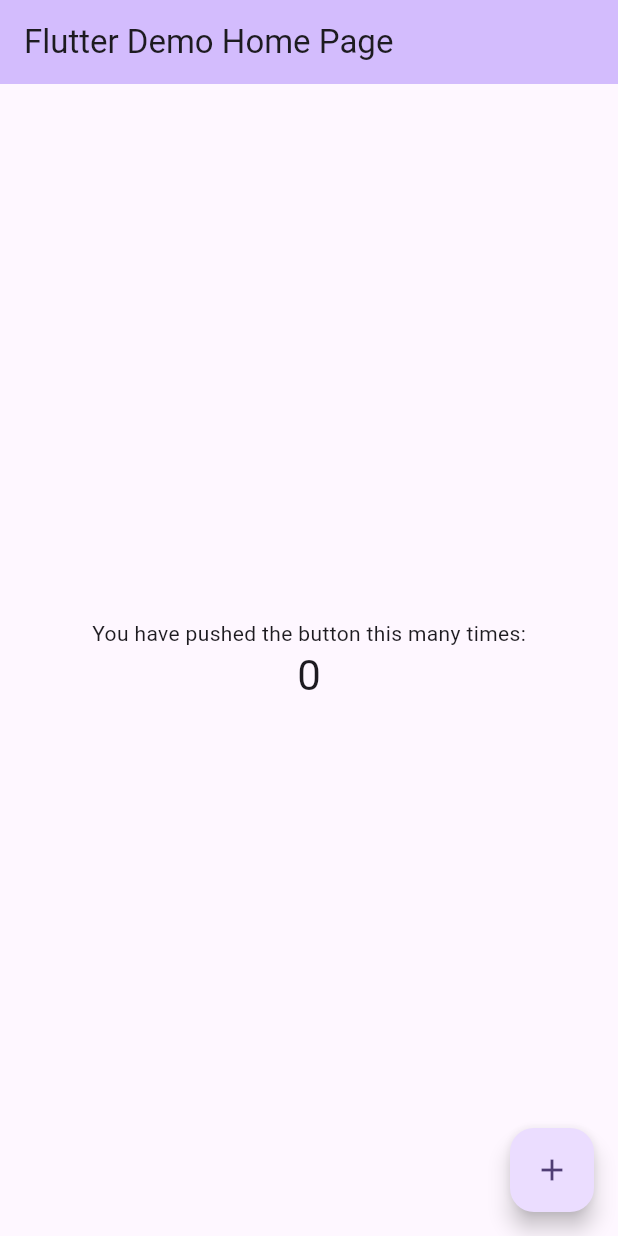
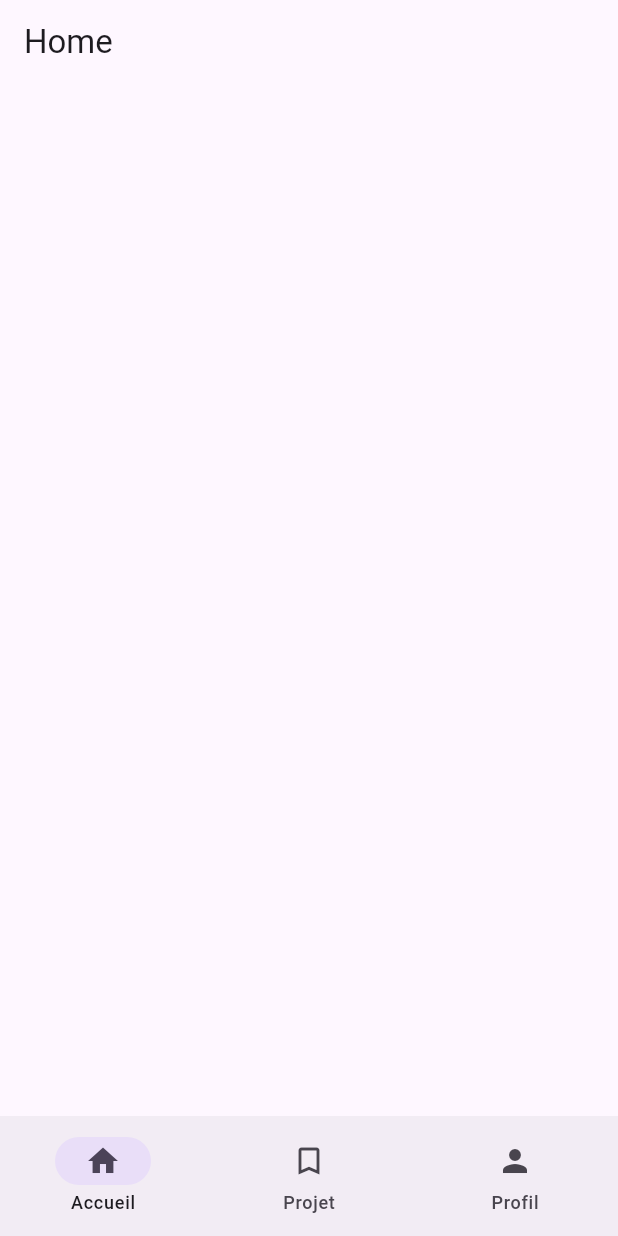
Before and after one commit to Ahoefa12/Todo_app, a Flutter app: the screen it shows after launch, on a phone screen of 412 x 824 dp. Run offline on Flutter 3.47's test engine with Material 3 defaults, Android fonts, the phone set to English and light mode, and no system bars.

Commit message:
Realisation de bottom navigation

```diff
--- /dev/null
+++ b/lib/home/acceuil.dart
@@ -0,0 +1,19 @@
+import 'package:flutter/material.dart';
+
+class AccueilScreen extends StatefulWidget {
+  const AccueilScreen({super.key});
+
+  @override
+  State<AccueilScreen> createState() => _AccueilScreenState();
+}
+
+class _AccueilScreenState extends State<AccueilScreen> {
+  @override
+  Widget build(BuildContext context) {
+    return Scaffold(
+       appBar: AppBar(
+        title: Text("Home"),
+      ),
+    );
+  }
+}
--- a/lib/home/home.dart
+++ b/lib/home/home.dart
@@ -1,4 +1,7 @@
 import 'package:flutter/material.dart';
+import 'package:todo_app/home/acceuil.dart';
+import 'package:todo_app/home/profil.dart';
+import 'package:todo_app/home/project.dart';
 
 class HomeScreen extends StatefulWidget {
   const HomeScreen({super.key});
@@ -8,15 +11,32 @@ class HomeScreen extends StatefulWidget {
 }
 
 class _HomeScreenState extends State<HomeScreen> {
+  final homePages = [
+    AccueilScreen(),
+    ProjectScreen(),
+    ProfilScreen(),
+  ];
+
+  int currentIndex = 0;
   @override
   Widget build(BuildContext context) {
     return Scaffold(
-      appBar: AppBar(
-        title: Text("Home"),
-      ),
-      body: Column(
-        children: [],
-      ),
+      body: homePages[currentIndex],
+      bottomNavigationBar: NavigationBar(
+        selectedIndex: currentIndex,
+        onDestinationSelected: (int value){
+          setState(() {
+            currentIndex = value;
+          });
+        },
+        destinations: [
+          NavigationDestination(icon: Icon(Icons.home), label: "Accueil"),
+          NavigationDestination(icon: Icon(Icons.bookmark_border), label: "Projet"),
+          NavigationDestination(icon: Icon(Icons.person), label: "Profil"),
+          ]
+        ),
+
+
     );
   }
 }
--- a/lib/main.dart
+++ b/lib/main.dart
@@ -1,4 +1,5 @@
 import 'package:flutter/material.dart';
+import 'package:todo_app/home/home.dart';
 
 void main() {
   runApp(const MyApp());
@@ -7,30 +8,17 @@
 class MyApp extends StatelessWidget {
   const MyApp({super.key});
 
-  // This widget is the root of your application.
+
   @override
   Widget build(BuildContext context) {
     return MaterialApp(
       title: 'Flutter Demo',
       theme: ThemeData(
-        // This is the theme of your application.
-        //
-        // TRY THIS: Try running your application with "flutter run". You'll see
-        // the application has a purple toolbar. Then, without quitting the app,
-        // try changing the seedColor in the colorScheme below to Colors.green
-        // and then invoke "hot reload" (save your changes or press the "hot
-        // reload" button in a Flutter-supported IDE, or press "r" if you used
-        // the command line to start the app).
-        //
-        // Notice that the counter didn't reset back to zero; the application
-        // state is not lost during the reload. To reset the state, use hot
-        // restart instead.
-        //
-        // This works for code too, not just values: Most code changes can be
-        // tested with just a hot reload.
+
         colorScheme: ColorScheme.fromSeed(seedColor: Colors.deepPurple),
       ),
-      home: const MyHomePage(title: 'Flutter Demo Home Page'),
+      home: HomeScreen(),
+      debugShowCheckedModeBanner: false,
     );
   }
 }
@@ -38,14 +26,6 @@
 class MyHomePage extends StatefulWidget {
   const MyHomePage({super.key, required this.title});
 
-  // This widget is the home page of your application. It is stateful, meaning
-  // that it has a State object (defined below) that contains fields that affect
-  // how it looks.
-
-  // This class is the configuration for the state. It holds the values (in this
-  // case the title) provided by the parent (in this case the App widget) and
-  // used by the build method of the State. Fields in a Widget subclass are
-  // always marked "final".
 
   final String title;
 
@@ -58,50 +38,25 @@
 
   void _incrementCounter() {
     setState(() {
-      // This call to setState tells the Flutter framework that something has
-      // changed in this State, which causes it to rerun the build method below
-      // so that the display can reflect the updated values. If we changed
-      // _counter without calling setState(), then the build method would not be
-      // called again, and so nothing would appear to happen.
+
       _counter++;
     });
   }
 
   @override
   Widget build(BuildContext context) {
-    // This method is rerun every time setState is called, for instance as done
-    // by the _incrementCounter method above.
-    //
-    // The Flutter framework has been optimized to make rerunning build methods
-    // fast, so that you can just rebuild anything that needs updating rather
-    // than having to individually change instances of widgets.
+
     return Scaffold(
       appBar: AppBar(
-        // TRY THIS: Try changing the color here to a specific color (to
-        // Colors.amber, perhaps?) and trigger a hot reload to see the AppBar
-        // change color while the other colors stay the same.
+
         backgroundColor: Theme.of(context).colorScheme.inversePrimary,
-        // Here we take the value from the MyHomePage object that was created by
-        // the App.build method, and use it to set our appbar title.
+
         title: Text(widget.title),
       ),
       body: Center(
-        // Center is a layout widget. It takes a single child and positions it
-        // in the middle of the parent.
+
         child: Column(
-          // Column is also a layout widget. It takes a list of children and
-          // arranges them vertically. By default, it sizes itself to fit its
-          // children horizontally, and tries to be as tall as its parent.
-          //
-          // Column has various properties to control how it sizes itself and
-          // how it positions its children. Here we use mainAxisAlignment to
-          // center the children vertically; the main axis here is the vertical
-          // axis because Columns are vertical (the cross axis would be
-          // horizontal).
-          //
-          // TRY THIS: Invoke "debug painting" (choose the "Toggle Debug Paint"
-          // action in the IDE, or press "p" in the console), to see the
-          // wireframe for each widget.
+
           mainAxisAlignment: MainAxisAlignment.center,
           children: <Widget>[
             const Text('You have pushed the button this many times:'),
@@ -116,7 +71,7 @@
         onPressed: _incrementCounter,
         tooltip: 'Increment',
         child: const Icon(Icons.add),
-      ), // This trailing comma makes auto-formatting nicer for build methods.
+      ),
     );
   }
 }
```
Also changed, not shown: lib/home/profil.dart (added, +15 -0 lines), lib/home/project.dart (added, +15 -0 lines).
